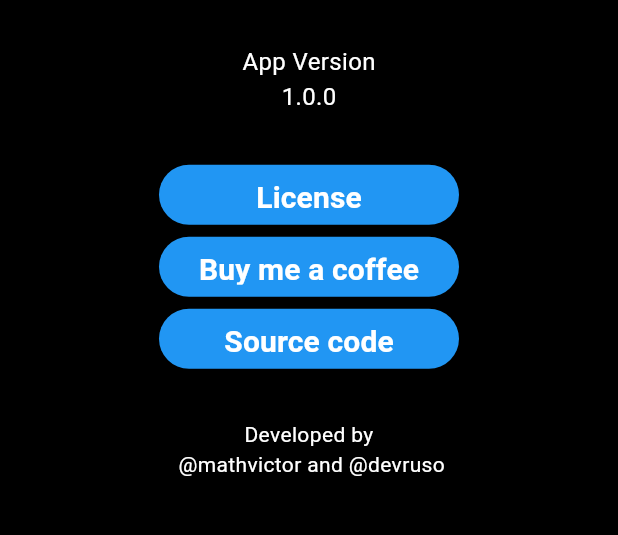
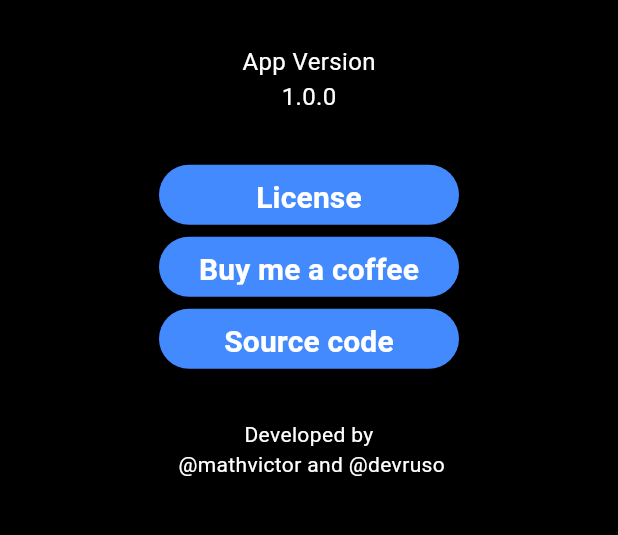
Before and after one commit to the-bugs/magic_counter, a Flutter app: the AboutPage screen opened directly, on a phone screen of 412 x 824 dp, the part 421-956 px from its top. Run offline on Flutter 3.47's test engine with Material 3 defaults, Android fonts, the phone set to English and light mode, and no system bars; our stand-ins replace package_info_plus.

Commit message:
style: rename and order attributes

```diff
--- a/lib/components/simple_round_button.dart
+++ b/lib/components/simple_round_button.dart
@@ -1,22 +1,25 @@
 import 'package:flutter/material.dart';
+import 'package:magic_counter/shared/constants/app_colors.dart';
 
 class SimpleRoundButton extends StatelessWidget {
   final String buttonText;
+  final double? fontSize;
+  final Color? textColor;
+  final TextAlign? textAlign;
   final int? width, height;
-  final Color? textColor;
-  final double? textSize;
+  final Function? onPressed;
   final Color? backgroundColor;
-  final Function? onPressed;
 
   const SimpleRoundButton({
     super.key,
     required this.buttonText,
+    this.fontSize,
+    this.textColor,
+    this.textAlign,
     this.width,
     this.height,
+    this.onPressed,
     this.backgroundColor,
-    this.textColor,
-    this.textSize,
-    this.onPressed,
   });
 
   @override
@@ -27,8 +30,9 @@ class SimpleRoundButton extends StatelessWidget {
         shape: RoundedRectangleBorder(
           borderRadius: BorderRadius.circular(20.0),
         ),
-        backgroundColor:
-            backgroundColor == null ? Colors.blue : backgroundColor!,
+        backgroundColor: backgroundColor == null
+            ? AppColors.buttonPrimaryColor
+            : backgroundColor!,
         fixedSize: Size(
           width == null ? 80 : width!.toDouble(),
           height == null ? 40 : height!.toDouble(),
@@ -38,8 +42,9 @@ class SimpleRoundButton extends StatelessWidget {
       onPressed: onPressed == null ? () {} : onPressed as void Function()?,
       child: Text(
         buttonText,
+        textAlign: textAlign ?? TextAlign.center,
         style: TextStyle(
-          fontSize: textSize ?? 20,
+          fontSize: fontSize ?? 20,
           fontWeight: FontWeight.bold,
           color: textColor ?? Colors.white,
         ),
```
